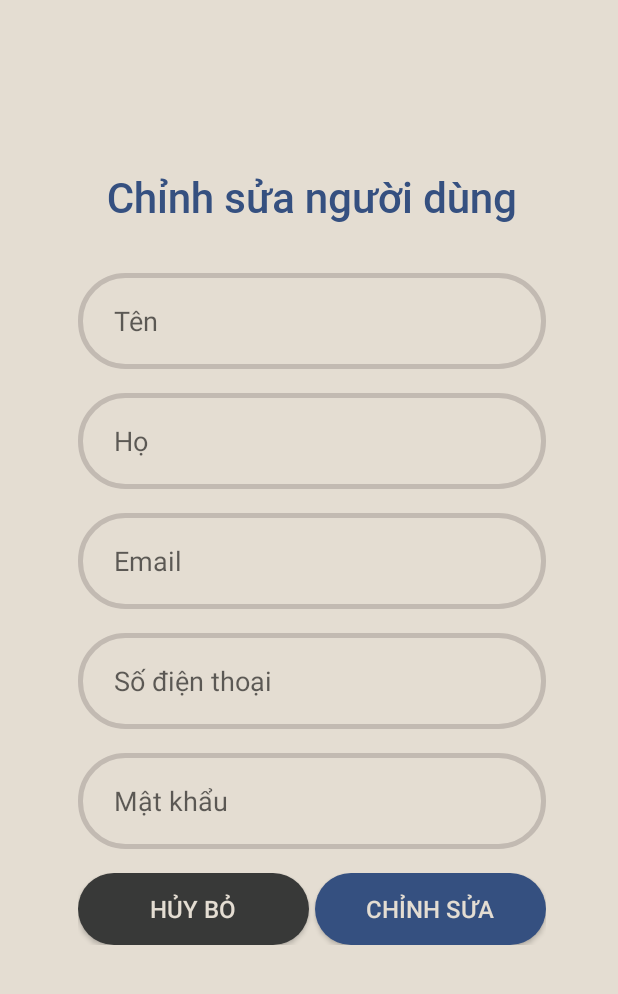
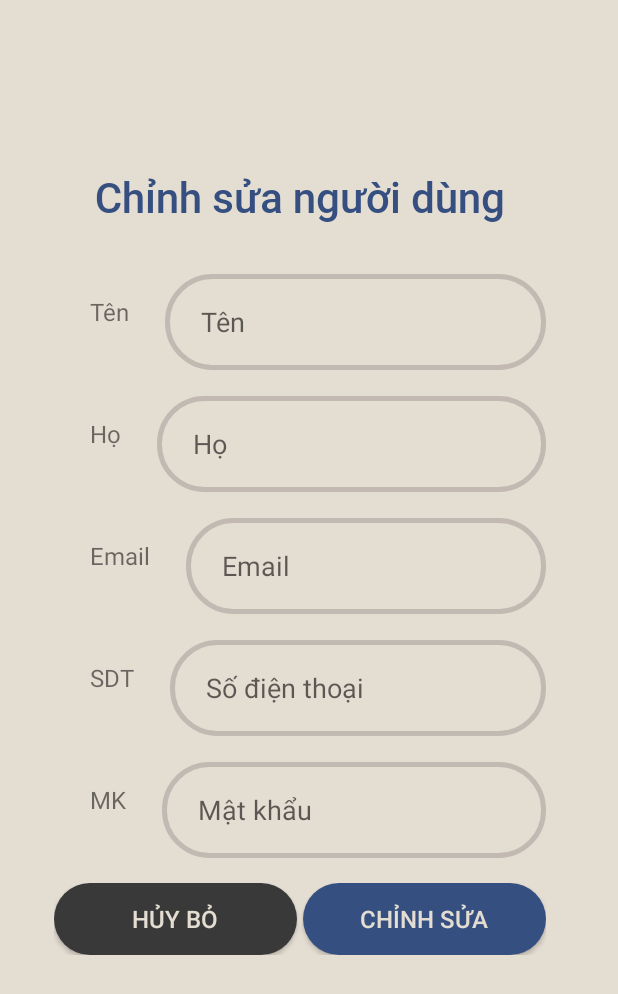
Before and after one commit to trinhvu1711/Music-Play, an Android app: the layout activity_edit_user.xml on its own in the app's theme, with its tools: preview values and no code run, on a phone screen of 412 x 824 dp. Shown: the top 994 px of the screen. Run offline under Robolectric (Android 15) with nearby library versions, the phone set to English and light mode, and no system bars.

Commit message:
Sua loi vat

```diff
--- a/app/src/main/java/com/example/musicplayer/CategoryFormActivity.java
+++ b/app/src/main/java/com/example/musicplayer/CategoryFormActivity.java
@@ -5,6 +5,7 @@ import android.database.Cursor;
 import android.net.Uri;
 import android.os.Bundle;
 import android.provider.MediaStore;
+import android.util.Log;
 import android.view.View;
 import android.widget.Button;
 import android.widget.EditText;
@@ -73,6 +74,7 @@ public class CategoryFormActivity extends AppCompatActivity {
                     Toast.makeText(CategoryFormActivity.this, "Nhập đầy đủ thông tin", Toast.LENGTH_SHORT).show();
                 }else {
                     submit();
+
                 }
             }
         });
@@ -99,6 +101,7 @@ public class CategoryFormActivity extends AppCompatActivity {
             edName.setText("");
             edDescription.setText("");
             tvImg.setText(getResources().getString(R.string.choose_img));
+            btnSubmit.setText(getResources().getString(R.string.add));
         }
     }
 
@@ -179,6 +182,7 @@ public class CategoryFormActivity extends AppCompatActivity {
                 CategoryMessage categoryMessage = response.body();
                 Toast.makeText(CategoryFormActivity.this, categoryMessage.getMessage(), Toast.LENGTH_SHORT).show();
                 loadingDialog.cancel();
+                init();
                 finish();
             }
 
@@ -204,13 +208,19 @@ public class CategoryFormActivity extends AppCompatActivity {
             public void onResponse(Call<CategoryMessage> call, Response<CategoryMessage> response) {
                 CategoryMessage categoryMessage = response.body();
                 Toast.makeText(getApplicationContext(), categoryMessage.getMessage(), Toast.LENGTH_SHORT).show();
+                init();
+                finish();
             }
 
             @Override
             public void onFailure(Call<CategoryMessage> call, Throwable t) {
+                Log.e("Loi",t.getMessage());
+                init();
+                finish();
             }
         });
-        setEvent();
-        loadData();
+//        setEvent();
+//        loadData();
+
     }
 }
--- a/app/src/main/java/com/example/musicplayer/EditUserActivity.java
+++ b/app/src/main/java/com/example/musicplayer/EditUserActivity.java
@@ -4,6 +4,7 @@ import static com.example.musicplayer.PlayerActivity.position;
 
 import android.content.Intent;
 import android.os.Bundle;
+import android.util.Log;
 import android.view.View;
 import android.widget.Button;
 import android.widget.EditText;
--- a/app/src/main/java/com/example/musicplayer/RegisterActivity.java
+++ b/app/src/main/java/com/example/musicplayer/RegisterActivity.java
@@ -19,7 +19,7 @@ import retrofit2.Response;
 
 public class RegisterActivity extends AppCompatActivity {
 
-    Button btnRegister;
+    Button btnRegister,btnCancelRegister;
 
     EditText edFirstName, edLastName, edPhone, edEmail, edPassword, edConfirmPassword;
 
@@ -34,6 +34,12 @@ public class RegisterActivity extends AppCompatActivity {
     }
 
     private void setEvent() {
+        btnCancelRegister.setOnClickListener(new View.OnClickListener() {
+            @Override
+            public void onClick(View view) {
+                finish();
+            }
+        });
         btnRegister.setOnClickListener(new View.OnClickListener(){
             @Override
             public void onClick(View view){
@@ -91,6 +97,7 @@ public class RegisterActivity extends AppCompatActivity {
     private void init()
     {
         btnRegister = findViewById(R.id.btnRegister);
+        btnCancelRegister = findViewById(R.id.btnRegisterCancel);
         edFirstName = findViewById(R.id.edFirstName);
         edLastName = findViewById(R.id.edLastname);
         edPhone = findViewById(R.id.edPhone);
--- a/app/src/main/java/com/example/musicplayer/SongFormActivity.java
+++ b/app/src/main/java/com/example/musicplayer/SongFormActivity.java
@@ -108,13 +108,13 @@ public class SongFormActivity extends AppCompatActivity {
         if(data != null){
             setSpinnerEdit();
             isEditForm = true;
-            tvTitle.setText(getResources().getString(R.string.add_song));
+            tvTitle.setText("Chỉnh sửa bài hát");
             edName.setText(data.getName());
             edAuthor.setText(data.getAuthor());
             edSinger.setText(data.getSinger());
             tvSongImg.setText(data.getImage());
             tvSongLink.setText(data.getLink());
-            btnSubmit.setText(getResources().getString(R.string.add));
+            btnSubmit.setText("Chỉnh sửa");
         } else{
             setSpinnerAdd();
             isEditForm = false;
@@ -256,11 +256,12 @@ public class SongFormActivity extends AppCompatActivity {
                 System.out.println("---------------");
                 Toast.makeText(SongFormActivity.this, "Cập nhật thành công", Toast.LENGTH_SHORT);
 //                System.out.println(response.body().getMessage());
+                finish();
             }
 
             @Override
             public void onFailure(Call<SongMessage> call, Throwable t) {
-
+                finish();
             }
         });
     }
--- a/app/src/main/java/com/example/musicplayer/fragment/CategoryManagerFragment.java
+++ b/app/src/main/java/com/example/musicplayer/fragment/CategoryManagerFragment.java
@@ -151,4 +151,10 @@ public class CategoryManagerFragment extends Fragment {
         dialog.getWindow().getAttributes().windowAnimations = R.style.DialoAnimation;
         dialog.getWindow().setGravity(Gravity.BOTTOM);
     }
+    @Override
+    public void onResume() {
+        super.onResume();
+        init();
+        // Perform any necessary updates here
+    }
 }
--- a/app/src/main/java/com/example/musicplayer/retrofit/RetrofitClient.java
+++ b/app/src/main/java/com/example/musicplayer/retrofit/RetrofitClient.java
@@ -10,7 +10,7 @@ public class RetrofitClient {
     private static Retrofit retrofit;
 
     public static RetrofitClient retrofitClient;
-    private static final String BASE_URL = "http://192.168.1.8:8080/api/v1/";
+    private static final String BASE_URL = "http://192.168.137.1:8080/api/v1/";
 
     public static Retrofit getRetrofit() {
         if(retrofit==null) {
--- a/app/src/main/res/layout/activity_edit_user.xml
+++ b/app/src/main/res/layout/activity_edit_user.xml
@@ -19,7 +19,7 @@
             android:layout_height="wrap_content"
             android:orientation="vertical"
             android:paddingTop="@dimen/pd_4"
-            android:paddingLeft="@dimen/pd_4"
+            android:paddingLeft="@dimen/pd_2"
             android:paddingRight="@dimen/pd_4">
             <LinearLayout
                 android:layout_width="match_parent"
@@ -48,14 +48,46 @@
                 android:paddingBottom="16dp"
                 android:orientation="vertical">
 
+                <LinearLayout
+                    android:layout_width="match_parent"
+                    android:layout_height="wrap_content"
+                    android:layout_marginTop="@dimen/mg_2"
+                    android:orientation="horizontal">
+
+                    <TextView
+                        android:id="@+id/textView3"
+                        style="@style/text_title"
+                        android:layout_width="wrap_content"
+                        android:layout_height="55dp"
+                        android:text="Tên"
+                        app:layout_constraintStart_toStartOf="parent"
+                        app:layout_constraintTop_toBottomOf="@+id/textView" />
+
                     <EditText
                         android:id="@+id/edFirstName"
                         style="@style/ed_primary"
+                        android:layout_width="151dp"
+                        android:layout_weight="0.5"
                         android:hint="@string/first_name"
                         android:inputType="text"
                         app:layout_constraintStart_toStartOf="parent"
                         app:layout_constraintTop_toBottomOf="@+id/textView" />
+                </LinearLayout>
 
+                <LinearLayout
+                    android:layout_width="match_parent"
+                    android:layout_height="wrap_content"
+                    android:layout_marginTop="@dimen/mg_2"
+                    android:orientation="horizontal">
+
+                    <TextView
+                        android:id="@+id/textView4"
+                        style="@style/text_title"
+                        android:layout_width="wrap_content"
+                        android:layout_height="55dp"
+                        android:text="Họ"
+                        app:layout_constraintStart_toStartOf="parent"
+                        app:layout_constraintTop_toBottomOf="@+id/textView" />
 
                     <EditText
                         android:id="@+id/edLastname"
@@ -64,12 +96,43 @@
                         android:inputType="text"
                         app:layout_constraintStart_toStartOf="parent"
                         app:layout_constraintTop_toBottomOf="@+id/textView" />
+                </LinearLayout>
+
+                <LinearLayout
+                    android:layout_width="match_parent"
+                    android:layout_height="wrap_content"
+                    android:layout_marginTop="@dimen/mg_2"
+                    android:orientation="horizontal">
+
+                    <TextView
+                        android:id="@+id/textView5"
+                        style="@style/text_title"
+                        android:layout_width="wrap_content"
+                        android:layout_height="55dp"
+                        android:text="Email"
+                        app:layout_constraintStart_toStartOf="parent"
+                        app:layout_constraintTop_toBottomOf="@+id/textView" />
 
                         <EditText
                             android:id="@+id/edEmail"
                             style="@style/ed_primary"
                             android:hint="@string/email"
                             android:inputType="textEmailAddress"
+                            app:layout_constraintStart_toStartOf="parent"
+                            app:layout_constraintTop_toBottomOf="@+id/textView" />
+                </LinearLayout>
+                <LinearLayout
+                    android:layout_width="match_parent"
+                    android:layout_height="wrap_content"
+                    android:layout_marginTop="@dimen/mg_2"
+                    android:orientation="horizontal">
+
+                    <TextView
+                        android:id="@+id/textView6"
+                        style="@style/text_title"
+                        android:layout_width="wrap_content"
+                        android:layout_height="55dp"
+                        android:text="SDT"
                         app:layout_constraintStart_toStartOf="parent"
                         app:layout_constraintTop_toBottomOf="@+id/textView" />
 
@@ -81,6 +144,22 @@
                         android:editable="false"
                         app:layout_constraintStart_toStartOf="parent"
                         app:layout_constraintTop_toBottomOf="@+id/textView" />
+                </LinearLayout>
+
+                <LinearLayout
+                    android:layout_width="match_parent"
+                    android:layout_height="wrap_content"
+                    android:layout_marginTop="@dimen/mg_2"
+                    android:orientation="horizontal">
+
+                    <TextView
+                        android:id="@+id/textView7"
+                        style="@style/text_title"
+                        android:layout_width="wrap_content"
+                        android:layout_height="55dp"
+                        android:text="MK"
+                        app:layout_constraintStart_toStartOf="parent"
+                        app:layout_constraintTop_toBottomOf="@+id/textView" />
 
                     <EditText
                         android:id="@+id/edPassword"
@@ -89,6 +168,7 @@
                         android:inputType="text"
                         app:layout_constraintStart_toStartOf="parent"
                         app:layout_constraintTop_toBottomOf="@+id/textView" />
+                </LinearLayout>
 
                 <LinearLayout
                     android:layout_width="match_parent"
--- a/app/src/main/res/layout/activity_login.xml
+++ b/app/src/main/res/layout/activity_login.xml
@@ -56,7 +56,7 @@
                     android:id="@+id/edLoginPw"
                     style="@style/ed_primary"
                     android:hint="@string/password"
-                    android:inputType="text"
+                    android:inputType="textPassword"
                     android:layout_marginTop="@dimen/mg_4" />
 
                 <LinearLayout
--- a/app/src/main/res/values/styles.xml
+++ b/app/src/main/res/values/styles.xml
@@ -95,7 +95,18 @@
         <item name="android:layout_gravity">center</item>
         <item name="android:paddingLeft">24dp</item>
         <item name="android:paddingRight">24dp</item>
-        <item name="android:layout_marginTop">16dp</item>
+
+        <item name="height">64dp</item>
+    </style>
+
+    <style name="text_title">
+        <item name="android:layout_width">match_parent</item>
+        <item name="android:layout_height">64dp</item>
+        <item name="android:layout_gravity">center</item>
+        <item name="android:textSize">16dp</item>
+        <item name="android:paddingLeft">24dp</item>
+        <item name="android:paddingRight">24dp</item>
+        <item name="android:layout_marginTop">10dp</item>
         <item name="height">64dp</item>
     </style>
 
```
Lines whose indentation alone changed are shown as unchanged.
